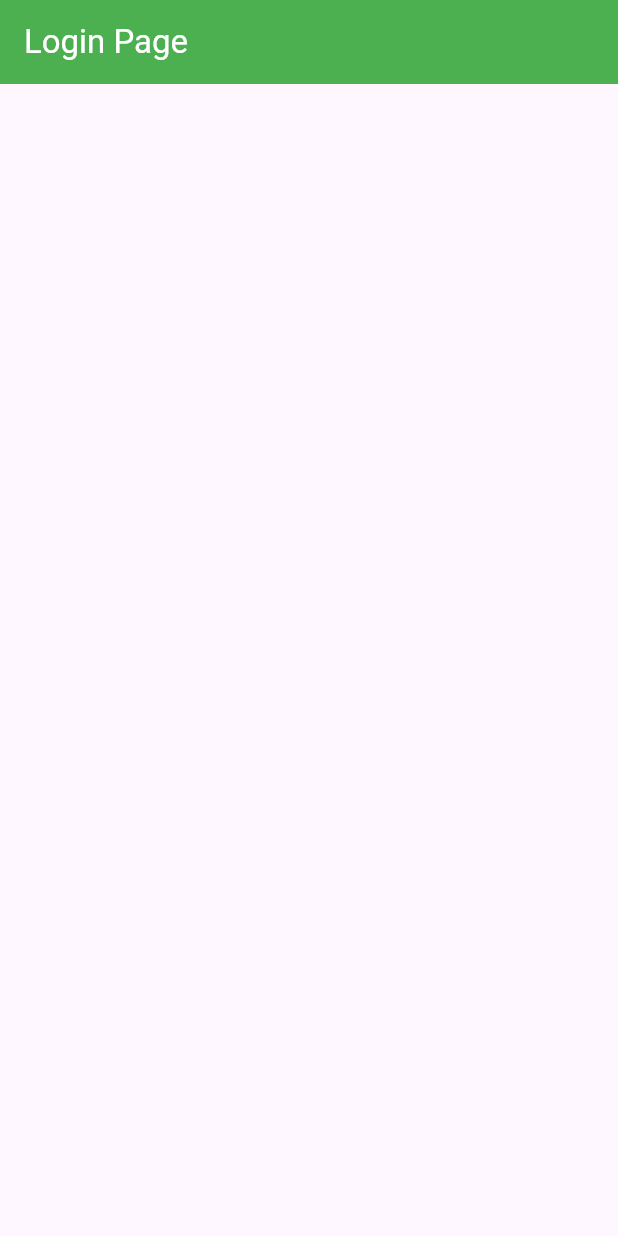
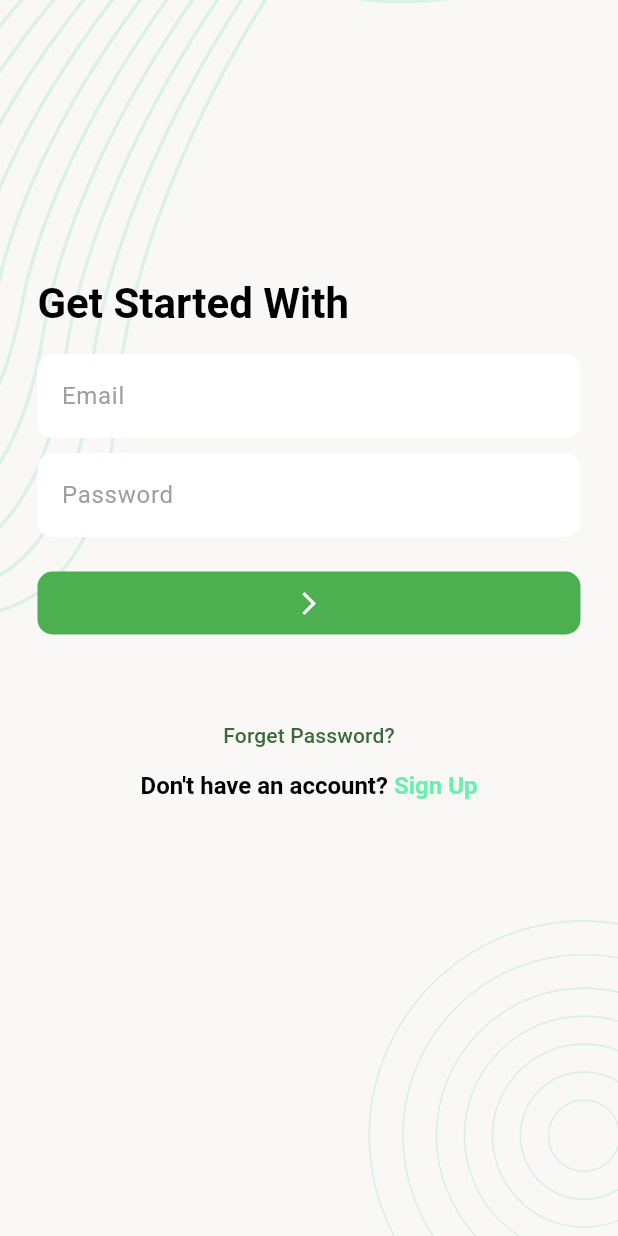
Before and after one commit to shajibulhasan/task_manager_app, a Flutter app: the screen it shows after launch, on a phone screen of 412 x 824 dp. Run offline on Flutter 3.47's test engine with Material 3 defaults, Android fonts, the light colour scheme and no system bars; our stand-ins replace flutter_svg.

Commit message:
login page design done

```diff
--- a/lib/app.dart
+++ b/lib/app.dart
@@ -3,18 +3,46 @@ import 'package:task_management_app/ui/screens/splash_screen.dart';
 
 class TaskManagerApp extends StatelessWidget {
   const TaskManagerApp({super.key});
-
   @override
   Widget build(BuildContext context) {
     return MaterialApp(
       debugShowCheckedModeBanner: false,
       title: 'Task Manager',
       theme: ThemeData(
-        primarySwatch: Colors.blue,
-        appBarTheme: const AppBarTheme(
-          backgroundColor: Colors.green,
-          foregroundColor: Colors.white,
+
+        colorSchemeSeed: Colors.green,
+        textTheme: TextTheme(
+          titleLarge: TextStyle(
+            fontSize: 28,
+            fontWeight: FontWeight.w600,
+            color: Colors.black,
+          ),
         ),
+        inputDecorationTheme: InputDecorationTheme(
+          fillColor: Colors.white,
+          filled: true,
+          hintStyle: TextStyle(
+            color: Colors.grey,
+          ),
+          border: OutlineInputBorder(
+            borderRadius: BorderRadius.circular(10),
+            borderSide: BorderSide.none,
+          ),
+          enabledBorder: OutlineInputBorder(
+            borderRadius: BorderRadius.circular(10),
+            borderSide: BorderSide.none,
+          ),
+        ),
+        filledButtonTheme: FilledButtonThemeData(
+          style: FilledButton.styleFrom(
+            backgroundColor: Colors.green,
+            fixedSize: Size.fromWidth(double.maxFinite),
+            padding: EdgeInsets.symmetric(vertical: 12),
+            shape: RoundedRectangleBorder(
+              borderRadius: BorderRadius.circular(10),
+            ),
+          ),
+        )
       ),
       home: SplashScreen()
     );
--- a/lib/ui/screens/login_page.dart
+++ b/lib/ui/screens/login_page.dart
@@ -1,4 +1,6 @@
 import 'package:flutter/material.dart';
+import 'package:task_management_app/ui/widgets/screen_background.dart';
+
 class LoginPage extends StatefulWidget {
   const LoginPage({super.key});
 
@@ -10,9 +12,72 @@ class _LoginPageState extends State<LoginPage> {
   @override
   Widget build(BuildContext context) {
     return Scaffold(
-     appBar: AppBar(
-        title: const Text('Login Page',)
-     ),
+      body: ScreenBackground(
+        child: Padding(
+          padding: const EdgeInsets.all(25.0),
+          child: SingleChildScrollView(
+            child: Column(
+              mainAxisAlignment: MainAxisAlignment.center,
+              crossAxisAlignment: CrossAxisAlignment.start,
+              children: [
+                const SizedBox(height: 160,),
+                Text(
+                  'Get Started With',
+                  style: Theme.of(context).textTheme.titleLarge,
+                ),
+                const SizedBox(height: 15),
+                TextFormField(
+                  decoration: InputDecoration(
+                    hintText: 'Email',
+                  ),
+                ),
+                const SizedBox(height: 10),
+                TextFormField(
+                  decoration: InputDecoration(
+                    hintText: 'Password',
+                  ),
+                ),
+                const SizedBox(height: 20),
+
+                  FilledButton(
+                    onPressed: () {},
+                    child: Icon(Icons.arrow_forward_ios_outlined),
+                  ),
+                const SizedBox(height: 40),
+
+                Center(
+                  child: Column(
+                    children: [
+                      TextButton(onPressed: (){},child: Text("Forget Password?")),
+                      RichText(
+                        text: TextSpan(
+                          text: "Don't have an account? ",
+                          style: TextStyle(
+                            color: Colors.black,
+                            fontSize: 16,
+                            fontWeight: FontWeight.bold,
+                          ),
+                          children: [
+                            TextSpan(
+                              text: "Sign Up",
+                              style: TextStyle(
+                                color: Colors.greenAccent,
+                                fontSize: 16,
+                                fontWeight: FontWeight.bold,
+                              ),
+                            ),
+                          ],
+                        ),
+
+                      ),
+                    ],
+                  ),
+                )
+              ],
+            ),
+          ),
+        ),
+      ),
     );
   }
 }
--- a/lib/ui/screens/splash_screen.dart
+++ b/lib/ui/screens/splash_screen.dart
@@ -2,6 +2,7 @@ import 'package:flutter/material.dart';
 import 'package:flutter_svg/flutter_svg.dart';
 import 'package:task_management_app/ui/screens/login_page.dart';
 import 'package:task_management_app/ui/utils/asset_path.dart';
+import 'package:task_management_app/ui/widgets/screen_background.dart';
 class SplashScreen extends StatefulWidget {
   const SplashScreen({super.key});
   @override
@@ -22,22 +23,15 @@ class _SplashScreenState extends State<SplashScreen> {
   @override
   Widget build(BuildContext context) {
     return Scaffold(
-      body: Stack(
-        children: [
-          SvgPicture.asset(
-            AssetPaths.backgroundSVG,
-            fit: BoxFit.cover,
-            height: double.infinity,
-            width: double.infinity,
-          ),
-          Center(
-            child: SvgPicture.asset(
-              AssetPaths.logoSVG,
-              height: 50,
+      body:
+          ScreenBackground(
+            child: Center(
+              child: SvgPicture.asset(
+                AssetPaths.logoSVG,
+                height: 50,
+              ),
             ),
           ),
-        ],
-      ),
     );
   }
 }
--- /dev/null
+++ b/lib/ui/widgets/screen_background.dart
@@ -0,0 +1,24 @@
+import 'package:flutter/material.dart';
+import 'package:flutter_svg/svg.dart';
+
+import '../utils/asset_path.dart';
+class ScreenBackground extends StatelessWidget {
+  const ScreenBackground({super.key, required this.child});
+
+  final Widget child;
+
+  @override
+  Widget build(BuildContext context) {
+    return Stack(
+      children: [
+        SvgPicture.asset(
+          AssetPaths.backgroundSVG,
+          fit: BoxFit.cover,
+          height: double.maxFinite,
+          width: double.maxFinite,
+        ),
+        SafeArea(child: child)
+      ],
+    );
+  }
+}
```
